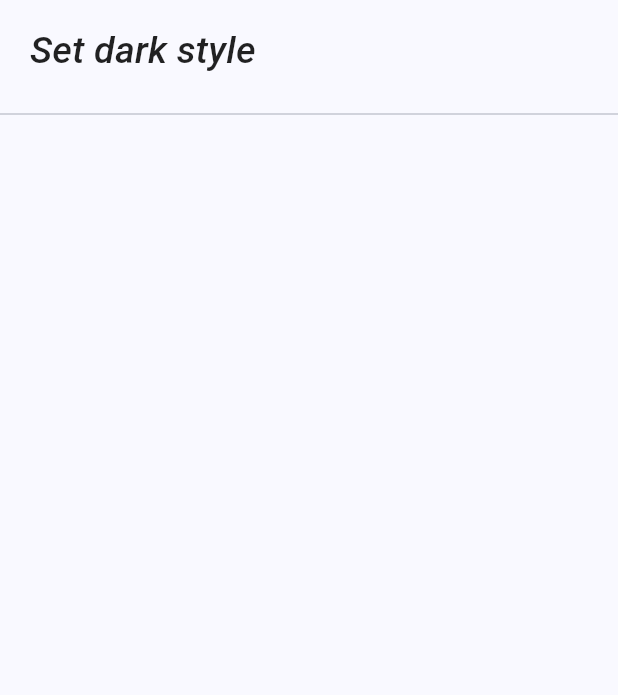
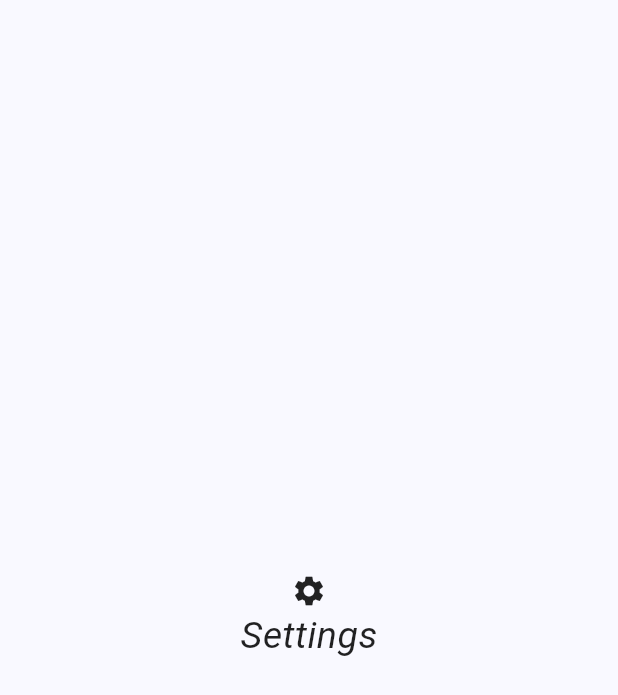
Before and after one commit to Emin-Teov/VideoJobs, a Flutter app: the Settings screen opened directly, on a phone screen of 412 x 824 dp. Shown: the top 695 px of the screen. Run offline on Flutter 3.47's test engine with Material 3 defaults, Android fonts, the phone set to English and light mode, and no system bars; our stand-ins replace connectivity_plus, open_file, video_player; missing offline and left inert: get_thumbnail_video, gradient_elevated_button, public_ip_address, syncfusion_flutter_pdfviewer; network calls fail.

```diff
--- a/lib/pages/settings.dart
+++ b/lib/pages/settings.dart
@@ -1,5 +1,6 @@
 import 'package:flutter/material.dart';
-import 'package:video_list/pages/style_button.dart';
+
+import 'package:video_list/pages/get_text_field.dart';
 
 class Settings extends StatelessWidget {
   const Settings({super.key});
@@ -9,9 +10,10 @@ class Settings extends StatelessWidget {
     return Scaffold(
       body: const Center(
         child: Column(
-          mainAxisAlignment: MainAxisAlignment.start,
+          mainAxisAlignment: MainAxisAlignment.center,
           children: <Widget>[
-            StyleButton(),
+            Icon(Icons.settings),
+            GetTextField(text: "Settings",),
           ],
         ),
       ),
--- a/lib/pages/style_button.dart
+++ /dev/null
@@ -1,47 +0,0 @@
-import 'package:flutter/material.dart';
-import 'package:provider/provider.dart';
-
-import 'package:video_list/themes/theme_provider.dart';
-import 'package:video_list/pages/get_text_field.dart';
-
-class StyleButton extends StatefulWidget {
-  const StyleButton({super.key});
-
-  @override
-  State<StyleButton> createState() => _StyleButtonState();
-}
-
-class _StyleButtonState extends State<StyleButton> {
-  bool isDarkmode = false;
-
-  @override
-  Widget build(BuildContext context) {
-    return Column(
-      mainAxisAlignment: MainAxisAlignment.start,
-      children: <Widget>[
-        Row(
-          mainAxisAlignment: MainAxisAlignment.start,
-          crossAxisAlignment: CrossAxisAlignment.center,
-          children: <Widget>[
-            Padding(
-              padding: EdgeInsets.all(8.0),
-              child: TextButton(
-                onPressed: () {
-                  final themeProvider = Provider.of<ThemeProvider>(context, listen: false);
-                  setState(() {
-                    isDarkmode = !isDarkmode;
-                  });
-                  isDarkmode
-                      ? themeProvider.setDarkmode()
-                      : themeProvider.setLightMode();
-                },
-                child: GetTextField(text: 'Set ${Theme.of(context).brightness == Brightness.light ? 'dark' : 'light'} style'),
-              ),
-            ),
-          ],
-        ),
-        Divider(),
-      ],
-    );
-  }
-}
```
Also changed, not shown: lib/pages/home_page.dart (+8 -3 lines), lib/pages/setting_tab.dart (added, +79 -0 lines), lib/pages/type_tab.dart (renamed from lib/pages/tab_list.dart, +16 -10 lines), lib/pages/video_items.dart (+11 -6 lines).
